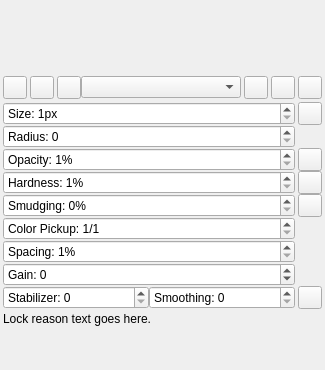
Old version of the form src/desktop/ui/brushdock.ui in the repository drawpile/Drawpile.
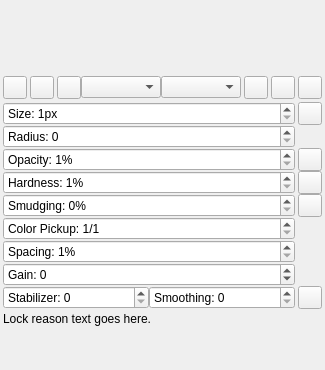
New version of the form. Icons and pictures are not drawn. Custom widgets are drawn as their Qt base class.

What changed in the file:
```diff
--- a/src/desktop/ui/brushdock.ui
+++ b/src/desktop/ui/brushdock.ui
@@ -126,6 +126,22 @@
           </property>
          </widget>
         </item>
+        <item>
+         <widget class="QComboBox" name="erasemode">
+          <property name="sizePolicy">
+           <sizepolicy hsizetype="Preferred" vsizetype="Fixed">
+            <horstretch>1</horstretch>
+            <verstretch>0</verstretch>
+           </sizepolicy>
+          </property>
+          <property name="minimumSize">
+           <size>
+            <width>24</width>
+            <height>0</height>
+           </size>
+          </property>
+         </widget>
+        </item>
        </layout>
       </widget>
      </item>
```
